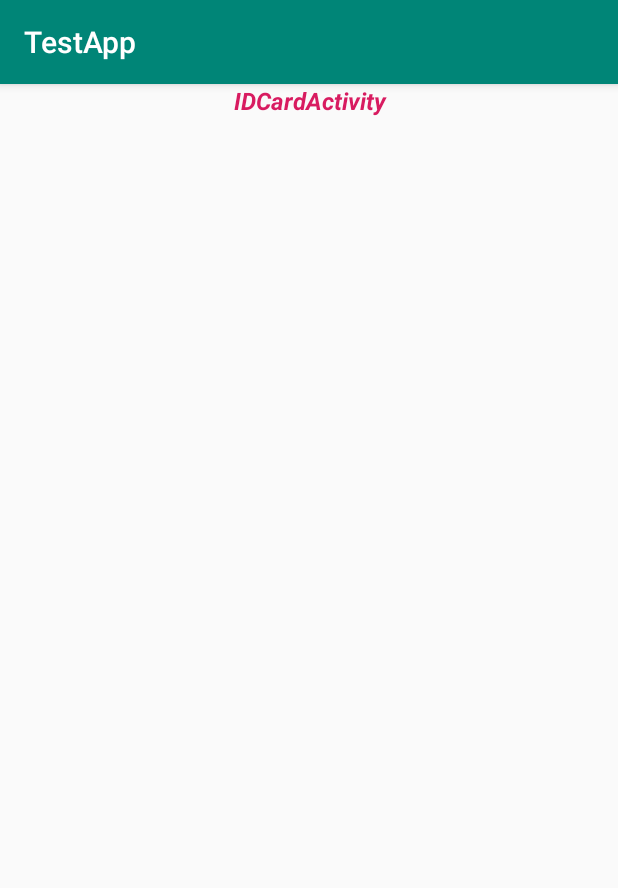
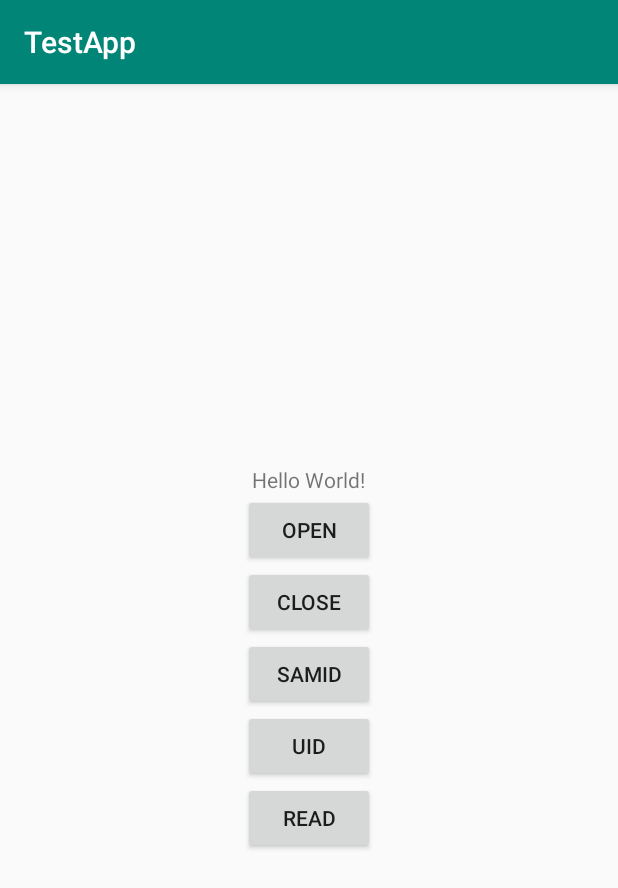
Before and after one commit to pengqun1123/Test875App, an Android app: the IDCardActivity screen opened directly, with no data from a screen before it, on a phone screen of 412 x 824 dp. Shown: the top 888 px of the screen. Run offline under Robolectric (Android 15) with nearby library versions, the light colour scheme and no system bars.

Commit message:
追加上传代码

```diff
--- a/app/src/main/java/com/testApp/base/TestApplication.java
+++ b/app/src/main/java/com/testApp/base/TestApplication.java
@@ -12,7 +12,6 @@ public class TestApplication extends BaseApplication {
     @Override
     public void onCreate() {
         super.onCreate();
-
     }
 
 
--- a/baselibrary/src/main/java/com/baselibrary/ARouter/ARouterConstrant.java
+++ b/baselibrary/src/main/java/com/baselibrary/ARouter/ARouterConstrant.java
@@ -17,4 +17,7 @@ public class ARouterConstrant {
 
     public static final String PW_METHOD = "/method/pw_test";
 
+    //idcard 模块相关的方法
+    public static final String Service_IdCard="/idcard/service";
+
 }
--- a/idcard/src/main/module/AndroidManifest.xml
+++ b/idcard/src/main/module/AndroidManifest.xml
@@ -2,7 +2,8 @@
 <manifest xmlns:android="http://schemas.android.com/apk/res/android"
     xmlns:tools="http://schemas.android.com/tools"
     package="com.id_card">
-
+    <uses-permission android:name="android.permission.READ_EXTERNAL_STORAGE"></uses-permission>
+    <uses-permission android:name="android.permission.WRITE_EXTERNAL_STORAGE"></uses-permission>
     <application
         android:allowBackup="true"
         android:icon="@mipmap/id_card_ic_launcher"
@@ -10,8 +11,8 @@
         android:roundIcon="@mipmap/id_card_ic_launcher_round"
         android:supportsRtl="true"
         android:theme="@style/id_card_AppTheme"
-        tools:replace="android:theme,label"
-        tools:ignore="GoogleAppIndexingWarning">
+        tools:ignore="GoogleAppIndexingWarning"
+        tools:replace="android:theme,label">
         <activity android:name=".activity.IDCardActivity">
             <intent-filter>
                 <action android:name="android.intent.action.MAIN" />
--- a/idcard/src/main/res/layout/id_card_activity_id_card.xml
+++ b/idcard/src/main/res/layout/id_card_activity_id_card.xml
@@ -2,15 +2,51 @@
 <LinearLayout xmlns:android="http://schemas.android.com/apk/res/android"
     android:layout_width="match_parent"
     android:layout_height="match_parent"
+    android:gravity="center"
     android:orientation="vertical">
+    <TextView android:text="Hello World!"
+        android:layout_width="wrap_content"
+        android:layout_height="wrap_content"
+        android:id="@+id/textView" />
 
-    <TextView
-        android:id="@+id/tv"
-        android:layout_width="match_parent"
+    <Button
+        android:layout_width="wrap_content"
         android:layout_height="wrap_content"
-        android:gravity="center"
-        android:text="IDCardActivity"
-        android:textSize="16sp"
-        android:textColor="@color/colorAccent"
-        android:textStyle="italic|bold" />
+        android:text="Open"
+        android:id="@+id/button"
+        android:onClick="OnBnOpen" />
+
+    <Button
+        android:layout_width="wrap_content"
+        android:layout_height="wrap_content"
+        android:text="Close"
+        android:id="@+id/button2"
+        android:onClick="OnBnClose" />
+
+    <Button
+        android:layout_width="wrap_content"
+        android:layout_height="wrap_content"
+        android:text="SAMID"
+        android:id="@+id/button3"
+        android:onClick="OnBnGetSamID" />
+
+    <Button
+        android:layout_width="wrap_content"
+        android:layout_height="wrap_content"
+        android:text="UID"
+        android:id="@+id/button5"
+        android:onClick="OnBnUID" />
+
+    <Button
+        android:layout_width="wrap_content"
+        android:layout_height="wrap_content"
+        android:text="Read"
+        android:id="@+id/button6"
+        android:onClick="OnBnRead" />
+
+    <ImageView
+        android:layout_width="wrap_content"
+        android:layout_height="wrap_content"
+        android:id="@+id/imageView"
+       />
 </LinearLayout>
--- /dev/null
+++ b/idcard/src/main/res/xml/id_card_device_filter.xml
@@ -0,0 +1,4 @@
+<?xml version="1.0" encoding="utf-8"?>
+<resources>
+    <usb-device vendor-id="1024" product-id="50010" />
+</resources>
--- a/test.gradle
+++ b/test.gradle
@@ -3,7 +3,7 @@ ext {
     isApplication = false  //false:作为Lib组件存在， true:作为application存在，这个不建议改
     isFingerApplication = false  //指静脉模块开关，false:作为Lib组件存在， true:作为application存在
     isFaceApplication = false//人脸模块开关，false:作为Lib组件存在， true:作为application存在
-    isIDCardApplication = false  //身份证验证模块开关，false:作为Lib组件存在， true:作为application存在
+    isIDCardApplication = true  //身份证验证模块开关，false:作为Lib组件存在， true:作为application存在
     isPWApplication = false//密码验证模块开关，false:作为Lib组件存在， true:作为application存在
     isDAOApplication = false  //数据存储模块开关，false:作为Lib组件存在， true:作为application存在
 
```
Also changed, not shown: 2 other files.
